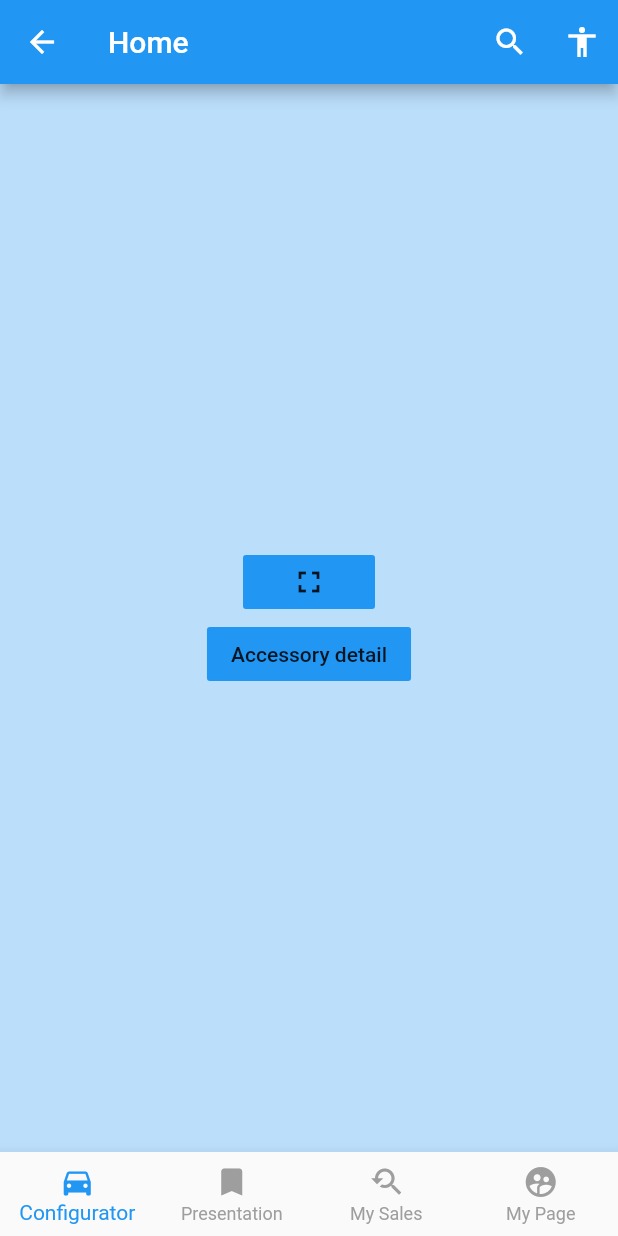
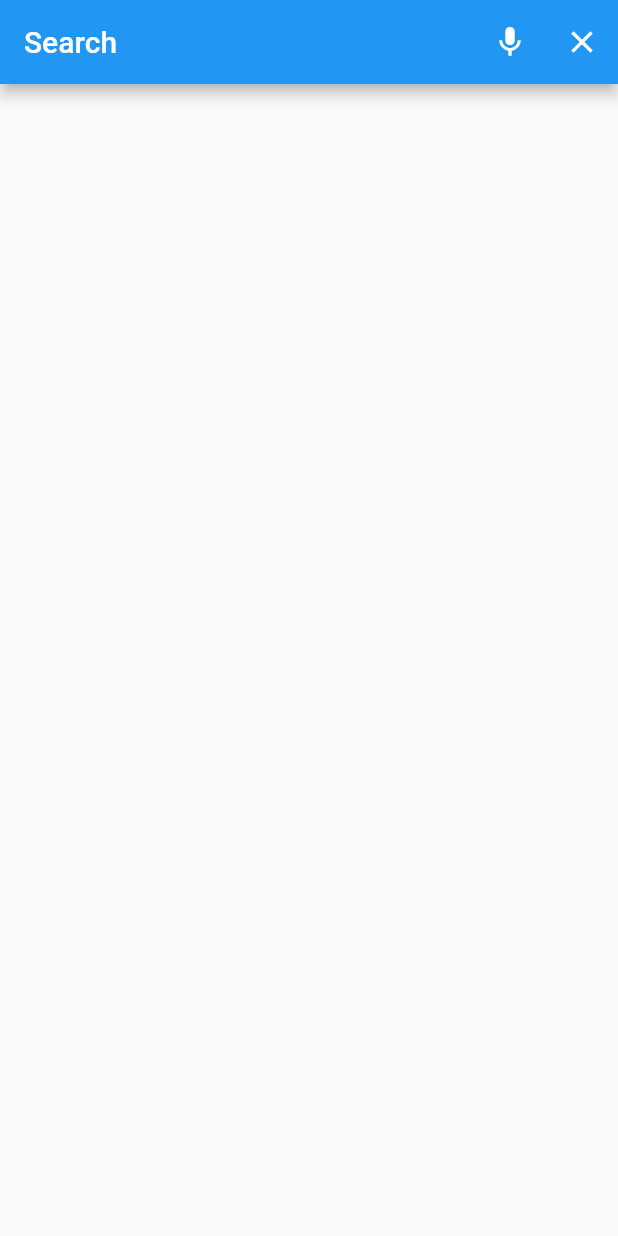
Before and after one commit to andynvt/hmdi, a Flutter app: the _HomeView screen opened directly, after a tap on the "search" icon, on a phone screen of 412 x 824 dp. Run offline on Flutter 3.47's test engine with Material 2 defaults, Android fonts, the phone set to English and light mode, and no system bars; our stand-ins replace shared_preferences; accounts and stored records are empty.

Commit message:
add search

```diff
--- a/lib/module/home/home_view.dart
+++ b/lib/module/home/home_view.dart
@@ -18,7 +18,12 @@ class _HomeView extends StatefulWidget {
 
 class _HomeViewState extends State<_HomeView> {
   int index = 0;
-  void _searchClick() {}
+  void _searchClick() {
+    Navigator.of(context).push(
+      MaterialPageRoute(builder: (_) => createSearch()),
+    );
+  }
+
   void _profileClick() {}
 
   @override
@@ -72,7 +77,6 @@ class _HomeViewState extends State<_HomeView> {
           case 0:
             return createConfigurator();
           case 1:
-            // return Container(color: Colors.red[100]);
             return createPresentation();
           case 2:
             return Container(color: Colors.red[100]);
--- a/lib/module/module.dart
+++ b/lib/module/module.dart
@@ -23,3 +23,5 @@ export './presentation/presentation_view.dart';
 export './configurator_preview/configurator_preview_view.dart';
 
 export './presentation_detail/presentation_detail_view.dart';
+
+export './search/search_view.dart';
--- /dev/null
+++ b/lib/module/search/search_logic.dart
@@ -0,0 +1,7 @@
+import 'search_model.dart';
+
+class SearchLogic {
+  final SearchModel _model;
+
+  SearchLogic(this._model);
+}
--- /dev/null
+++ b/lib/module/search/search_model.dart
@@ -0,0 +1,12 @@
+import 'package:flutter/material.dart';
+
+import 'search_logic.dart';
+
+class SearchModel extends ChangeNotifier {
+  SearchLogic _logic;
+  SearchLogic get logic => _logic;
+
+  SearchModel() {
+    _logic = SearchLogic(this);
+  }
+}
--- /dev/null
+++ b/lib/module/search/search_view.dart
@@ -0,0 +1,40 @@
+import 'package:flutter/material.dart';
+import 'package:provider/provider.dart';
+
+import 'search_model.dart';
+
+ChangeNotifierProvider<SearchModel> createSearch() {
+  return ChangeNotifierProvider(
+    create: (_) => SearchModel(),
+    child: _SearchView(),
+  );
+}
+
+class _SearchView extends StatefulWidget {
+  @override
+  _SearchViewState createState() => _SearchViewState();
+}
+
+class _SearchViewState extends State<_SearchView> {
+  void _voiceClick() {}
+  @override
+  Widget build(BuildContext context) {
+    final model = Provider.of<SearchModel>(context);
+    return Scaffold(
+      appBar: AppBar(
+        automaticallyImplyLeading: false,
+        title: Text('Search'),
+        actions: [
+          IconButton(
+            icon: Icon(Icons.mic),
+            onPressed: _voiceClick,
+          ),
+          IconButton(
+            icon: Icon(Icons.close),
+            onPressed: Navigator.of(context).pop,
+          )
+        ],
+      ),
+    );
+  }
+}
```
